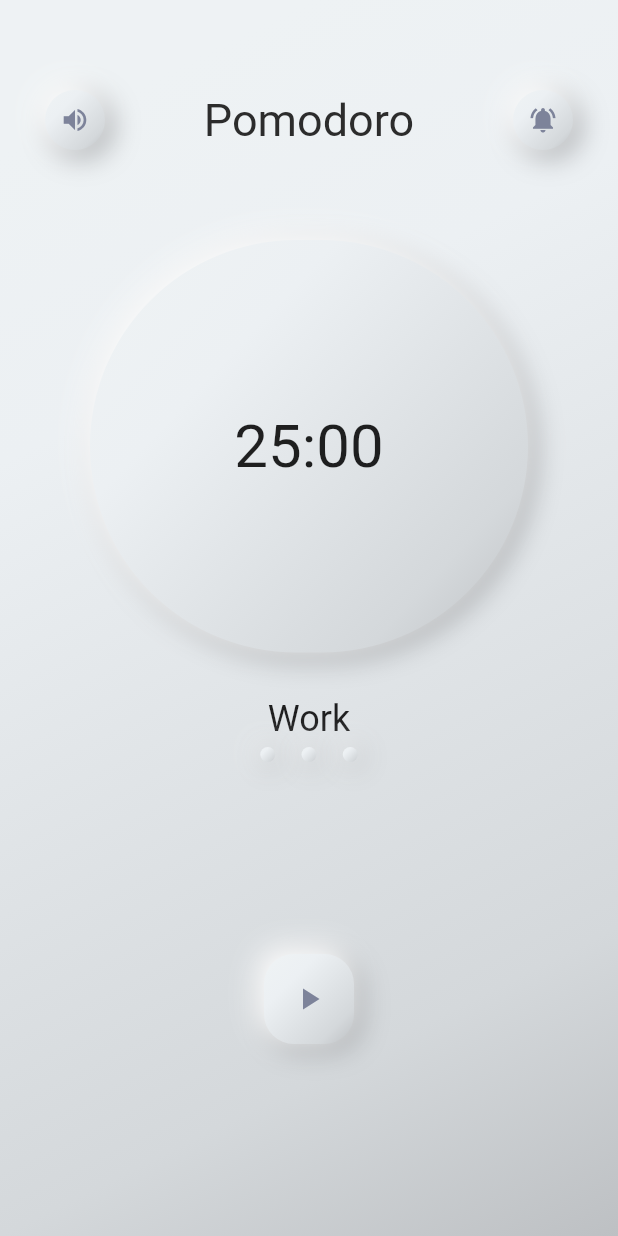
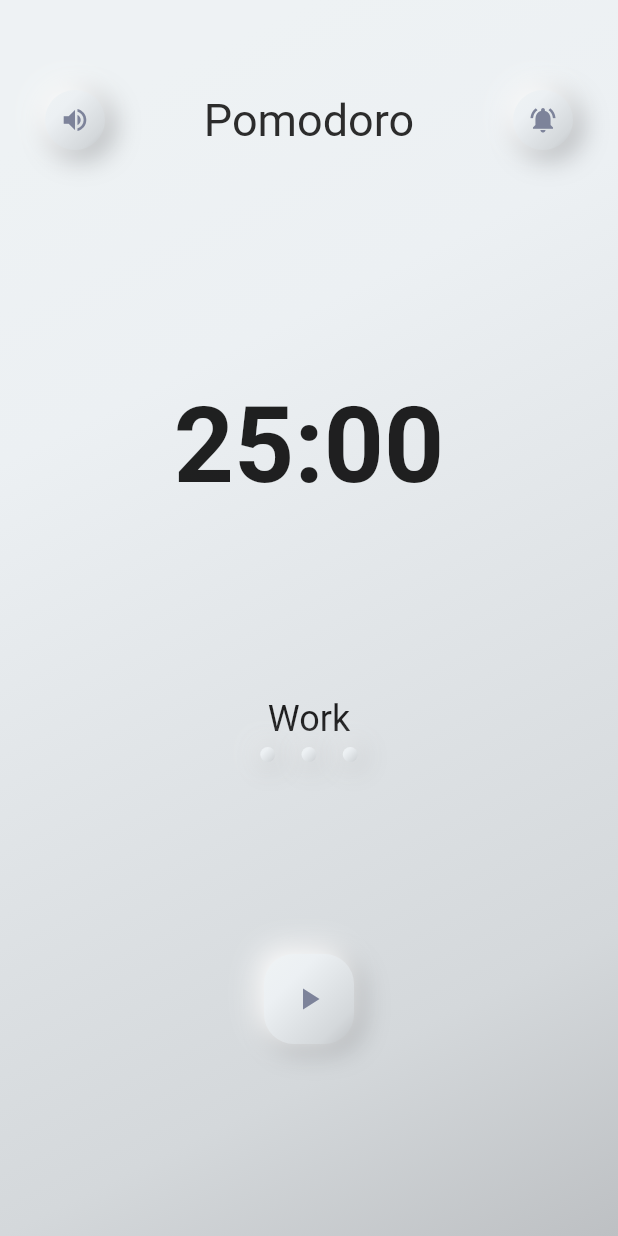
Before and after one commit to MatthieuNadeau96/productive-timer, a Flutter app: the screen it shows after launch, on a phone screen of 412 x 824 dp. Run offline on Flutter 3.47's test engine with Material 2 defaults, Android fonts, the phone set to English and light mode, and no system bars.

Commit message:
commented out the box decoration behind the time for now, until I implement a new animation

```diff
--- a/lib/main.dart
+++ b/lib/main.dart
@@ -185,35 +185,35 @@ class _MyHomePageState extends State<MyHomePage> with TickerProviderStateMixin {
                 // Countdown Timer
                 Container(
                   height: 275,
-                  decoration: BoxDecoration(
-                    color: Theme.of(context).canvasColor,
-                    borderRadius: BorderRadius.all(Radius.circular(200)),
-                    boxShadow: [
-                      BoxShadow(
-                        color: Color(0xffA5A8AB),
-                        offset: Offset(4.0, 4.0),
-                        blurRadius: 15.0,
-                        spreadRadius: 1.0,
-                      ),
-                      BoxShadow(
-                        color: Color(0xffffffff),
-                        offset: Offset(-4.0, -4.0),
-                        blurRadius: 15.0,
-                        spreadRadius: 1.0,
-                      ),
-                    ],
-                    gradient: LinearGradient(
-                      begin: Alignment.topLeft,
-                      end: Alignment.bottomRight,
-                      colors: [
-                        Color(0xffEEF2F4),
-                        themeData.canvasColor,
-                        Color(0xffD4D8DB),
-                        Color(0xffBDC0C3),
-                      ],
-                      stops: [0.1, 0.3, 0.8, 1],
-                    ),
-                  ),
+                  // decoration: BoxDecoration(
+                  //   color: Theme.of(context).canvasColor,
+                  //   borderRadius: BorderRadius.all(Radius.circular(200)),
+                  //   boxShadow: [
+                  //     BoxShadow(
+                  //       color: Color(0xffA5A8AB),
+                  //       offset: Offset(4.0, 4.0),
+                  //       blurRadius: 15.0,
+                  //       spreadRadius: 1.0,
+                  //     ),
+                  //     BoxShadow(
+                  //       color: Color(0xffffffff),
+                  //       offset: Offset(-4.0, -4.0),
+                  //       blurRadius: 15.0,
+                  //       spreadRadius: 1.0,
+                  //     ),
+                  //   ],
+                  //   gradient: LinearGradient(
+                  //     begin: Alignment.topLeft,
+                  //     end: Alignment.bottomRight,
+                  //     colors: [
+                  //       Color(0xffEEF2F4),
+                  //       themeData.canvasColor,
+                  //       Color(0xffD4D8DB),
+                  //       Color(0xffBDC0C3),
+                  //     ],
+                  //     stops: [0.1, 0.3, 0.8, 1],
+                  //   ),
+                  // ),
                   margin: EdgeInsets.symmetric(
                     horizontal: 30,
                   ),
@@ -221,7 +221,8 @@ class _MyHomePageState extends State<MyHomePage> with TickerProviderStateMixin {
                     child: Text(
                       formatTime(currentWorkTime.toDouble()),
                       style: TextStyle(
-                        fontSize: 40,
+                        fontSize: 70,
+                        fontWeight: FontWeight.bold,
                       ),
                     ),
                   ),
```
